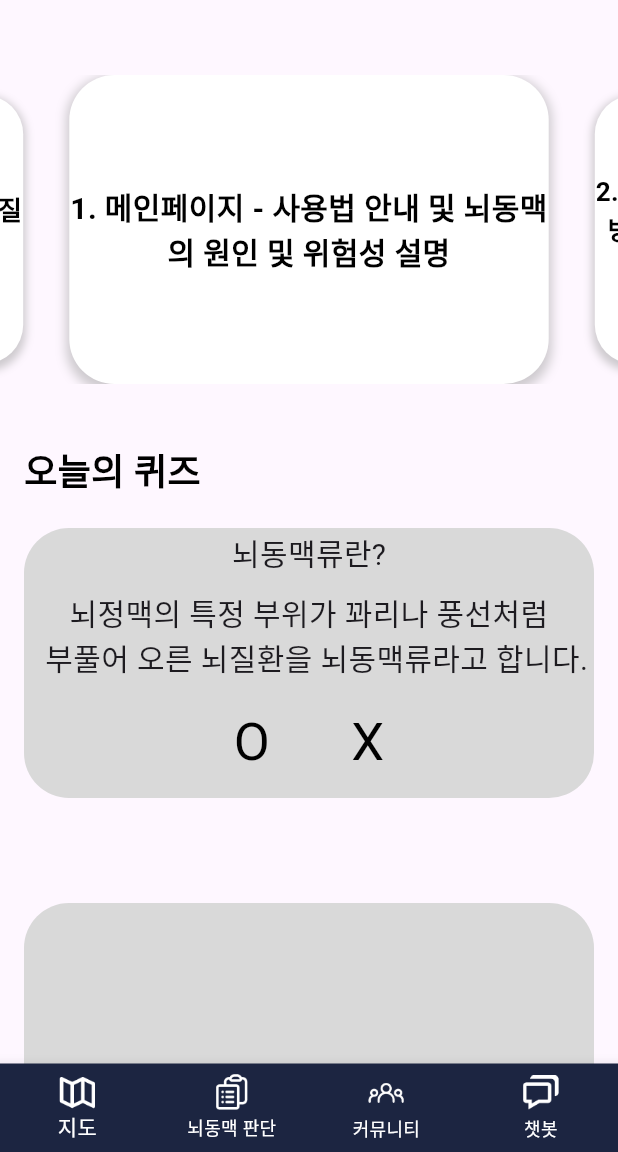
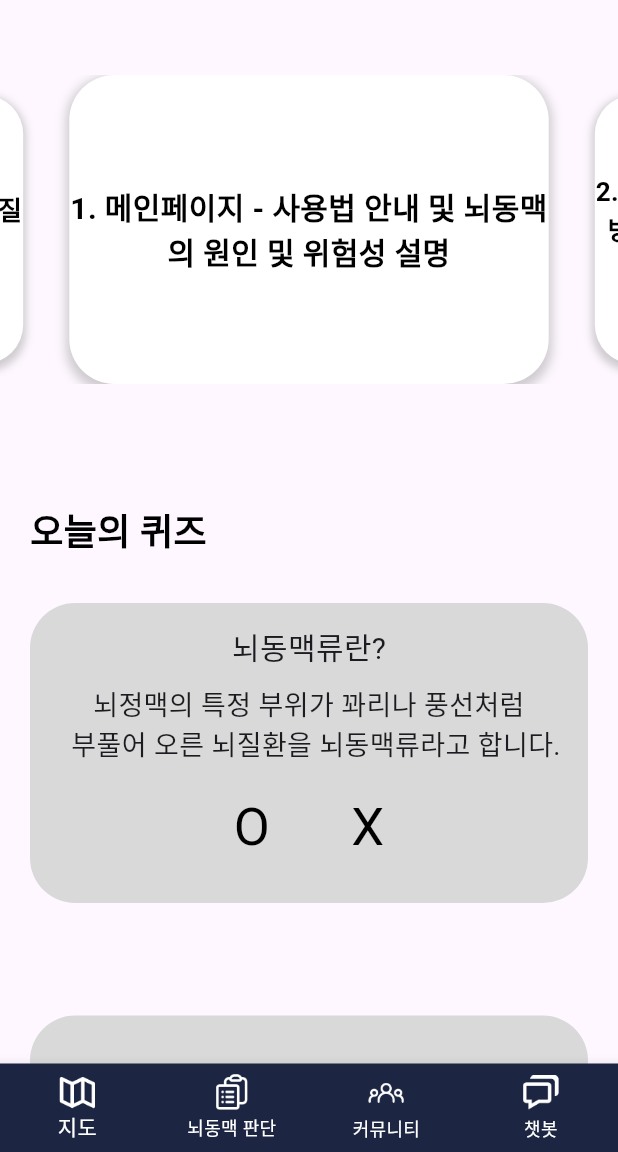
Before and after one commit to brainprotect/FrontEnd-, a Flutter app: the screen it shows after launch, on a phone screen of 412 x 824 dp, the part 84-1236 px from its top. Run offline on Flutter 3.47's test engine with Material 3 defaults, Android fonts, the phone set to English and light mode, and no system bars; drawn by our look-alikes of carousel_slider; our stand-ins replace google_maps_flutter, image_picker; missing offline and left inert: dialog_flowtter; project files that could hold a hidden picture were left out.

Commit message:
DESIGN main 겹치는 요소 수정

```diff
--- a/lib/MyHomePage.dart
+++ b/lib/MyHomePage.dart
@@ -81,7 +81,7 @@ class MyHomePage extends StatelessWidget {
           child: Column(
             children: [
               Padding(
-                padding: const EdgeInsets.only(top: 50.0, bottom: 40.0),
+                padding: const EdgeInsets.only(top: 50.0, bottom: 30.0),
                 // 위아래 마진 부여
                 child: CarouselSlider(
                   options: CarouselOptions(
@@ -136,8 +136,10 @@ class MyHomePage extends StatelessWidget {
                 }).toList(),
               ),
             ),
+
               Padding(
-              padding: const EdgeInsets.only(bottom: 50.0),
+                padding: const EdgeInsets.symmetric(
+                    horizontal: 20.0, vertical: 50.0),
                 child: Column(
                   crossAxisAlignment: CrossAxisAlignment.start,
                   children: [
@@ -150,11 +152,11 @@ class MyHomePage extends StatelessWidget {
                       ),
                     ),
                     SizedBox(
-                    height: 20.0,
+                      height: 30.0,
                     ),
                     Container(
                       width: 380,
-                    height: 180,
+                      height: 200,
                       margin: EdgeInsets.only(bottom: 20.0),
                       decoration: BoxDecoration(
                         color: Color(0xFFD9D9D9),
@@ -173,7 +175,7 @@ class MyHomePage extends StatelessWidget {
                               '뇌정맥의 특정 부위가 꽈리나 풍선처럼 \n  부풀어 오른 뇌질환을 뇌동맥류라고 합니다.',
                               textAlign: TextAlign.center,
                               style: TextStyle(
-                              fontSize: 20,
+                                fontSize: 18,
                               ),
                             ),
                           ),
@@ -243,50 +245,6 @@ class MyHomePage extends StatelessWidget {
                             ],
                           ),
                         ],
-                    ),
-                  ),
-
-                ],
-              ),
-            ),
-
-
-            Padding(
-              padding: const EdgeInsets.only(bottom: 20.0),
-              child: Container(
-                width: 380,
-                height: 220,
-                margin: EdgeInsets.only(bottom: 20.0),
-                decoration: BoxDecoration(
-                  color: Color(0xFFD9D9D9),
-                  borderRadius: BorderRadius.circular(30),
-                ),
-              ),
-            ),
-              Padding(
-                padding: const EdgeInsets.symmetric(
-                    horizontal: 20.0, vertical: 50.0),
-                child: Column(
-                  crossAxisAlignment: CrossAxisAlignment.start,
-                  children: [
-                    Text(
-                      "오늘의 퀴즈",
-                      style: TextStyle(
-                        fontSize: 24,
-                        fontWeight: FontWeight.bold,
-                        color: Colors.black,
-                      ),
-                    ),
-                    SizedBox(
-                      height: 20.0,
-                    ),
-                    Container(
-                      width: 380,
-                      height: 180,
-                      margin: EdgeInsets.only(bottom: 20.0),
-                      decoration: BoxDecoration(
-                        color: Color(0xFFD9D9D9),
-                        borderRadius: BorderRadius.circular(30),
                       ),
                     ),
                   ],
```
Lines whose indentation alone changed are shown as unchanged.
